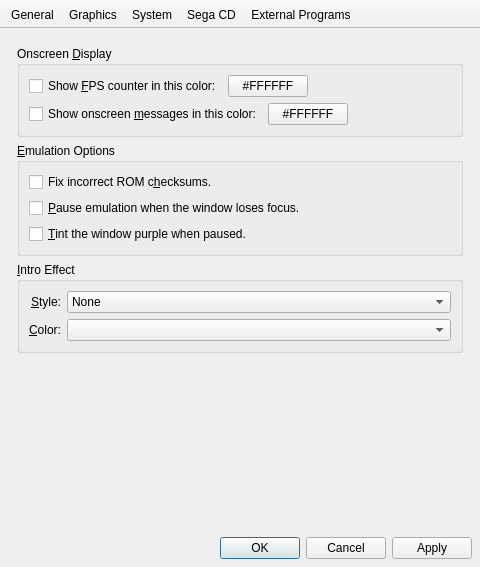
The window that src/gens-qt4/ui/GeneralConfigWindow.ui (GerbilSoft/gens-gs-ii) describes before a commit, drawn with Qt 5.
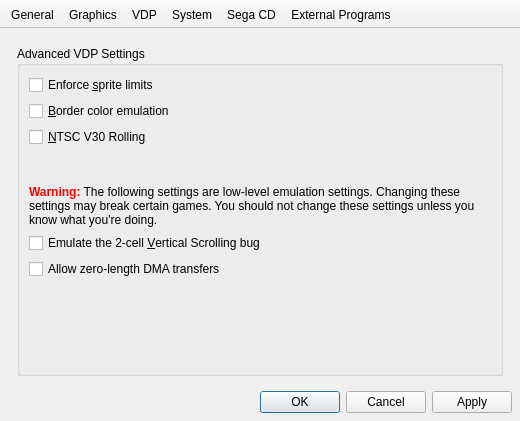
The same window after the commit. The open tabs and pages were chosen to show the change. Icons and pictures are not drawn. Custom widgets are drawn as their Qt base class.

Commit message: [gens-qt4] GeneralConfigWindow: Split the VDP settings into their own tab.

The edit to the form file:
```diff
--- a/src/gens-qt4/ui/GeneralConfigWindow.ui
+++ b/src/gens-qt4/ui/GeneralConfigWindow.ui
@@ -6,13 +6,13 @@
    <rect>
     <x>0</x>
     <y>0</y>
-    <width>480</width>
-    <height>567</height>
+    <width>520</width>
+    <height>421</height>
    </rect>
   </property>
   <property name="minimumSize">
    <size>
-    <width>480</width>
+    <width>520</width>
     <height>0</height>
    </size>
   </property>
@@ -539,6 +539,23 @@
          </widget>
         </item>
         <item>
+         <spacer name="vspcGraphics">
+          <property name="orientation">
+           <enum>Qt::Vertical</enum>
+          </property>
+          <property name="sizeHint" stdset="0">
+           <size>
+            <width>20</width>
+            <height>40</height>
+           </size>
+          </property>
+         </spacer>
+        </item>
+       </layout>
+      </widget>
+      <widget class="QWidget" name="tabVdp">
+       <layout class="QVBoxLayout" name="verticalLayout_8">
+        <item>
          <widget class="QGroupBox" name="grpAdvancedVDP">
           <property name="title">
            <string>Advanced VDP Settings</string>
@@ -578,6 +595,32 @@
              </property>
             </widget>
            </item>
+           <item>
+            <spacer name="vspcVdpAdvanced">
+             <property name="orientation">
+              <enum>Qt::Vertical</enum>
+             </property>
+             <property name="sizeType">
+              <enum>QSizePolicy::Fixed</enum>
+             </property>
+             <property name="sizeHint" stdset="0">
+              <size>
+               <width>20</width>
+               <height>32</height>
+              </size>
+             </property>
+            </spacer>
+           </item>
+           <item>
+            <widget class="QLabel" name="lblVdpAdvanced">
+             <property name="text">
+              <string>&lt;span style=&quot;font-weight: bold; color: red&quot;&gt;Warning:&lt;/span&gt; The following settings are low-level emulation settings. Changing these settings may break certain games. You should not change these settings unless you know what you're doing.</string>
+             </property>
+             <property name="wordWrap">
+              <bool>true</bool>
+             </property>
+            </widget>
+           </item>
            <item>
             <widget class="QCheckBox" name="chkVScrollBug">
              <property name="toolTip">
@@ -612,22 +655,22 @@
              </property>
             </widget>
            </item>
+           <item>
+            <spacer name="vspcVdp">
+             <property name="orientation">
+              <enum>Qt::Vertical</enum>
+             </property>
+             <property name="sizeHint" stdset="0">
+              <size>
+               <width>20</width>
+               <height>40</height>
+              </size>
+             </property>
+            </spacer>
+           </item>
           </layout>
          </widget>
         </item>
-        <item>
-         <spacer name="vspcGraphics">
-          <property name="orientation">
-           <enum>Qt::Vertical</enum>
-          </property>
-          <property name="sizeHint" stdset="0">
-           <size>
-            <width>20</width>
-            <height>40</height>
-           </size>
-          </property>
-         </spacer>
-        </item>
        </layout>
       </widget>
       <widget class="QWidget" name="tabSystem">
@@ -1109,6 +1152,7 @@
    </attribute>
    <addaction name="actionGeneral"/>
    <addaction name="actionGraphics"/>
+   <addaction name="actionVdp"/>
    <addaction name="actionSystem"/>
    <addaction name="actionSegaCD"/>
    <addaction name="actionExternalPrograms"/>
@@ -1137,6 +1181,15 @@
     <string>G&amp;raphics</string>
    </property>
   </action>
+  <action name="actionVdp">
+   <property name="icon">
+    <iconset resource="resources/oxygen/oxygen.qrc">
+     <normaloff>:/icons/oxygen/32x32/cpu.png</normaloff>:/icons/oxygen/32x32/cpu.png</iconset>
+   </property>
+   <property name="text">
+    <string>&amp;VDP</string>
+   </property>
+  </action>
   <action name="actionSystem">
    <property name="checkable">
     <bool>true</bool>
```
Left out of the diff: 6 changed lines with no effect on the pictures. The commit also changes 7 other files.
